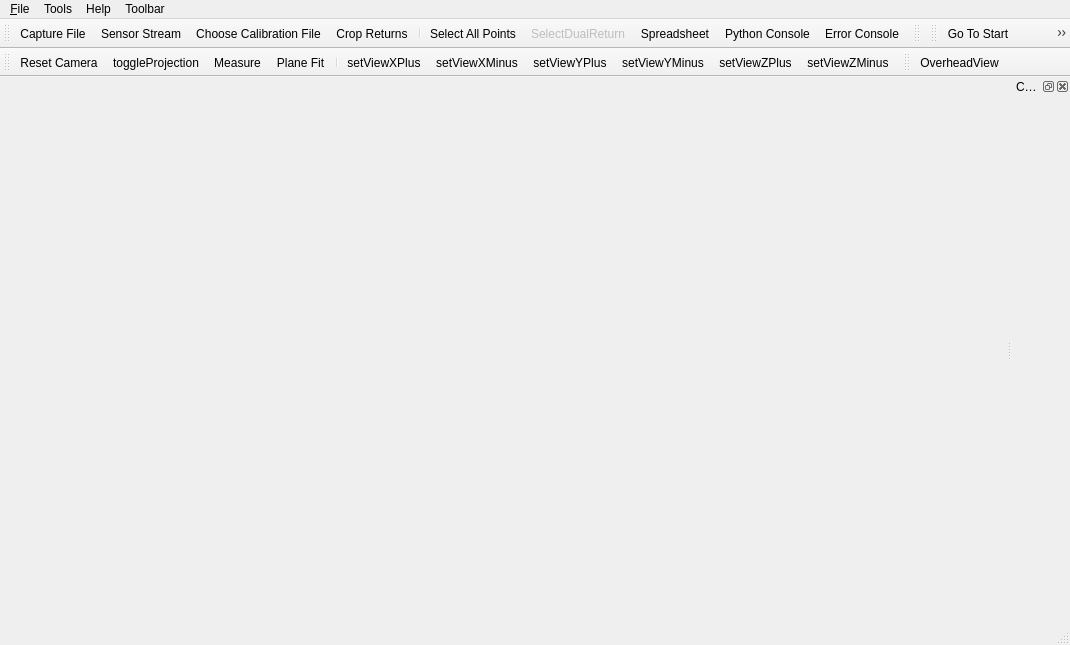
Kitware/VeloView, file vvMainWindow.ui: the form before one commit.
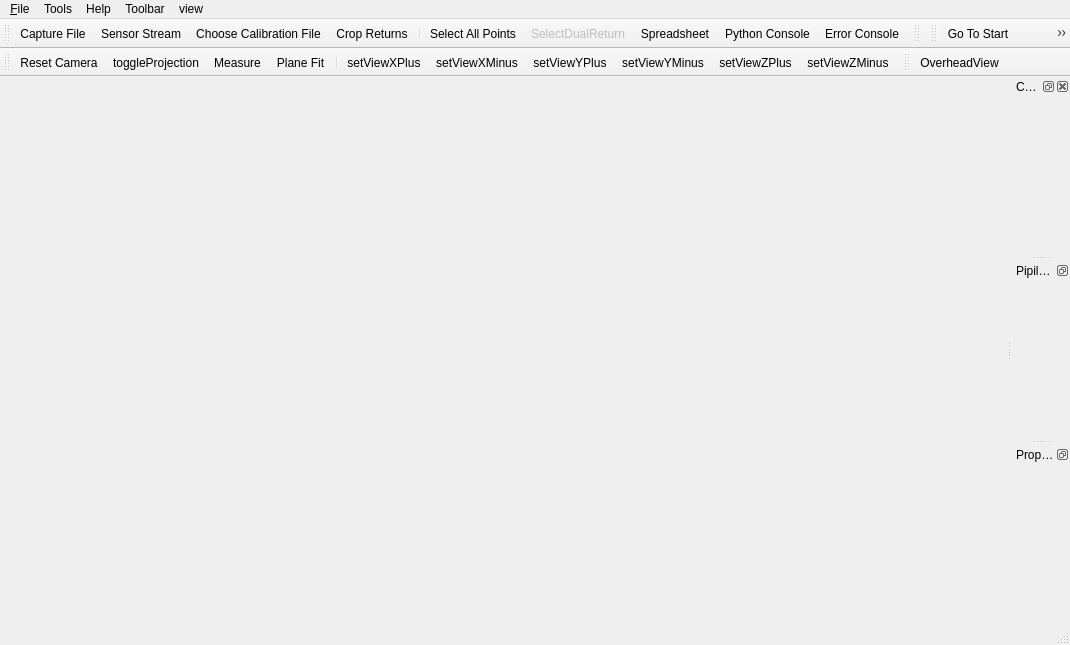
The form after the commit. Icons and pictures are not drawn. Custom widgets are drawn as their Qt base class.

Commit message: Add pipeline browser and a properties panel

```diff
--- a/vvMainWindow.ui
+++ b/vvMainWindow.ui
@@ -145,10 +145,18 @@
     <addaction name="actionPlayback_Controls"/>
     <addaction name="actionGeolocation_Controls"/>
    </widget>
+   <widget class="QMenu" name="menuview">
+    <property name="title">
+     <string>view</string>
+    </property>
+    <addaction name="actionShowPipelineBrowser"/>
+    <addaction name="actionShowPropertiesPanel"/>
+   </widget>
    <addaction name="menu_File"/>
    <addaction name="menuTools"/>
    <addaction name="menuHelp"/>
    <addaction name="menuToolbar"/>
+   <addaction name="menuview"/>
   </widget>
   <widget class="QStatusBar" name="statusbar"/>
   <widget class="QToolBar" name="toolBar">
@@ -244,6 +252,30 @@
    </attribute>
    <widget class="pqColorMapEditor" name="colorMapEditorPanel"/>
   </widget>
+  <widget class="QDockWidget" name="pipelineBrowserDock">
+   <property name="features">
+    <set>QDockWidget::DockWidgetFloatable|QDockWidget::DockWidgetMovable</set>
+   </property>
+   <property name="windowTitle">
+    <string>Pipilene Browser</string>
+   </property>
+   <attribute name="dockWidgetArea">
+    <number>2</number>
+   </attribute>
+   <widget class="pqPipelineBrowserWidget" name="dockWidgetContents"/>
+  </widget>
+  <widget class="QDockWidget" name="propertiesPanelDock">
+   <property name="features">
+    <set>QDockWidget::DockWidgetFloatable|QDockWidget::DockWidgetMovable</set>
+   </property>
+   <property name="windowTitle">
+    <string>Properties</string>
+   </property>
+   <attribute name="dockWidgetArea">
+    <number>2</number>
+   </attribute>
+   <widget class="pqPropertiesPanel" name="dockWidgetContents_2"/>
+  </widget>
   <action name="actionE_xit">
    <property name="text">
     <string>E&amp;xit</string>
@@ -1052,6 +1084,18 @@
    <header>pqColorMapEditor.h</header>
    <container>1</container>
   </customwidget>
+  <customwidget>
+   <class>pqPipelineBrowserWidget</class>
+   <extends>QWidget</extends>
+   <header>pqPipelineBrowserWidget.h</header>
+   <container>1</container>
+  </customwidget>
+  <customwidget>
+   <class>pqPropertiesPanel</class>
+   <extends>QWidget</extends>
+   <header>pqPropertiesPanel.h</header>
+   <container>1</container>
+  </customwidget>
  </customwidgets>
  <resources>
   <include location="vvResources.qrc"/>
```
Left out of the diff: 16 changed lines with no effect on the pictures. The commit also changes 2 other files.
